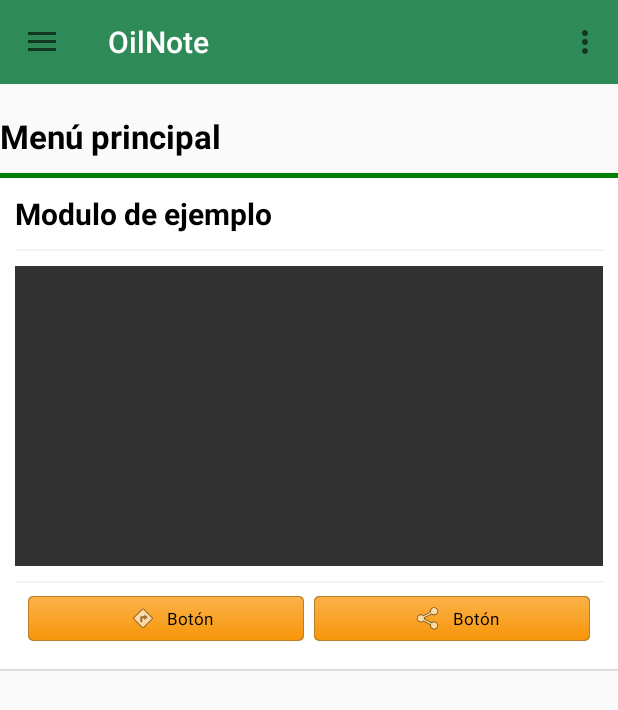
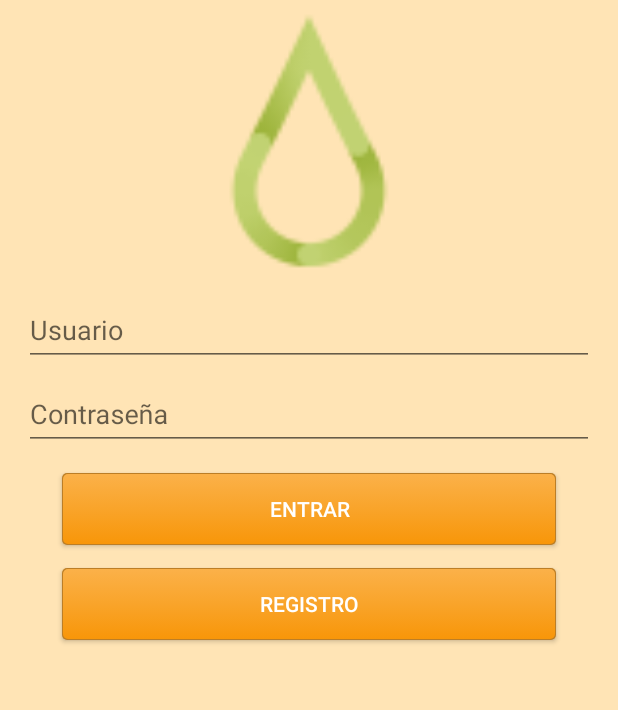
Before and after one commit to raulpmz/OilNote, an Android app: the screen it shows after launch (MainActivity before the commit, LoginActivity after it), on a phone screen of 412 x 824 dp. Shown: the top 710 px of the screen. Run offline under Robolectric (Android 15) with nearby library versions, the phone set to English and light mode, and no system bars.

Commit message:
Cambios:
 -Actividad login

Nuevo:

 -Actividad de registro

```diff
--- a/app/src/main/java/com/example/raul/oilnote/Activitys/LoginActivity.java
+++ b/app/src/main/java/com/example/raul/oilnote/Activitys/LoginActivity.java
@@ -1,15 +1,58 @@
 package com.example.raul.oilnote.Activitys;
 
-import android.support.v7.app.AppCompatActivity;
+import android.content.Intent;
 import android.os.Bundle;
+import android.view.View;
+import android.widget.Button;
+import android.widget.EditText;
 
 import com.example.raul.oilnote.R;
 
-public class LoginActivity extends AppCompatActivity {
+public class LoginActivity extends BaseActivity {
+
+    private Button btn_enter, btn_registration;
+    private EditText et_mail, et_password;
 
     @Override
     protected void onCreate(Bundle savedInstanceState) {
         super.onCreate(savedInstanceState);
         setContentView(R.layout.activity_login);
+
+        // Botones:
+        btn_enter           = (Button) findViewById(R.id.btn_enter);
+        btn_registration    = (Button) findViewById(R.id.btn_registration);
+
+        // EditText:
+        et_mail             = (EditText) findViewById(R.id.et_mail);
+        et_password         = (EditText) findViewById(R.id.et_password);
+
+        // onClick:
+        btn_enter           .setOnClickListener(this);
+        btn_registration    .setOnClickListener(this);
     }
+
+    @Override
+    public void onClick(View v) {
+        super.onClick(v);
+
+        switch (v.getId()){
+
+            // En el caso de la selección del botón entrar abrimos MainActivity:
+            case R.id.btn_enter:
+                startActivity(new Intent(this, MainActivity.class));
+                break;
+
+            // En el caso de la selección del botón registrar abrimos RegistrationActivity:
+            case R.id.btn_registration:
+                startActivity(new Intent(this,RegistrationActivity.class));
+                break;
+        }
+    }
+
+    // Verificamos si el usuario y la contraseña son correctos:
+    public void loginVerification(){
+
+    }
+
+
 }
--- a/app/src/main/res/layout/activity_login.xml
+++ b/app/src/main/res/layout/activity_login.xml
@@ -1,9 +1,108 @@
 <?xml version="1.0" encoding="utf-8"?>
 <LinearLayout xmlns:android="http://schemas.android.com/apk/res/android"
+    tools:context="com.example.raul.oilnote.Activitys.LoginActivity"
     xmlns:app="http://schemas.android.com/apk/res-auto"
     xmlns:tools="http://schemas.android.com/tools"
     android:layout_width="match_parent"
     android:layout_height="match_parent"
-    tools:context="com.example.raul.oilnote.Activitys.LoginActivity">
+    android:orientation="vertical"
+    android:background="@color/Moccasin">
+    <LinearLayout
+        android:focusable="true"
+        android:focusableInTouchMode="true"
+        android:layout_width="0px"
+        android:layout_height="0px" >
+        <requestFocus />
+    </LinearLayout>
+
+    <LinearLayout
+        android:id="@+id/layout_image"
+        android:layout_width="match_parent"
+        android:layout_height="wrap_content"
+        android:layout_weight="0.00"
+        android:orientation="vertical">
+
+        <ImageView
+            android:id="@+id/imageView2"
+            android:layout_width="match_parent"
+            android:layout_height="188dp"
+            app:srcCompat="@mipmap/ic_launcher" />
+    </LinearLayout>
+
+    <LinearLayout
+        android:id="@+id/email_login_form"
+        android:layout_width="match_parent"
+        android:layout_height="wrap_content"
+        android:orientation="vertical"
+        android:paddingLeft="16dp"
+        android:paddingRight="16dp">
+
+        <android.support.design.widget.TextInputLayout
+            android:layout_width="match_parent"
+            android:layout_height="wrap_content">
+
+            <EditText
+                android:id="@+id/et_mail"
+                android:layout_width="match_parent"
+                android:layout_height="wrap_content"
+                android:hint="@string/user"
+                android:inputType="textEmailAddress"
+                android:maxLines="1" />
+
+        </android.support.design.widget.TextInputLayout>
+
+        <android.support.design.widget.TextInputLayout
+            android:layout_width="match_parent"
+            android:layout_height="wrap_content">
+
+            <EditText
+                android:id="@+id/et_password"
+                android:layout_width="match_parent"
+                android:layout_height="wrap_content"
+                android:hint="@string/password"
+                android:imeActionId="@+id/login"
+                android:imeActionLabel="dfsf"
+                android:imeOptions="actionUnspecified"
+                android:inputType="textPassword"
+                android:maxLines="1" />
+
+        </android.support.design.widget.TextInputLayout>
+
+        <LinearLayout
+            android:id="@+id/layout_button"
+            android:layout_width="fill_parent"
+            android:layout_height="wrap_content"
+            android:layout_margin="5dip"
+            android:orientation="vertical">
+
+            <Button
+                android:id="@+id/btn_enter"
+                android:layout_width="match_parent"
+                android:layout_height="wrap_content"
+                android:layout_marginBottom="10dp"
+                android:layout_marginEnd="20dp"
+                android:layout_marginStart="20dp"
+                android:layout_marginTop="10dp"
+                android:layout_weight="1"
+                android:background="@drawable/button_yellow"
+                android:text="@string/btn_enter"
+                android:textColor="@color/White" />
+
+            <Button
+                android:id="@+id/btn_registration"
+                android:layout_width="match_parent"
+                android:layout_height="wrap_content"
+                android:layout_marginBottom="10dp"
+                android:layout_marginEnd="20dp"
+                android:layout_marginStart="20dp"
+                android:layout_marginTop="5dp"
+                android:layout_weight="1"
+                android:background="@drawable/button_yellow"
+                android:text="@string/btn_registration"
+                android:textColor="@color/White" />
+
+        </LinearLayout>
+
+    </LinearLayout>
 
 </LinearLayout>
--- a/app/src/main/res/layout/activity_main.xml
+++ b/app/src/main/res/layout/activity_main.xml
@@ -26,8 +26,7 @@
                 android:layout_height="wrap_content" />
 
             <include
-                layout="@layout/content_main"
-                android:layout_width="match_parent" />
+                layout="@layout/content_main" />
 
         </LinearLayout>
 
--- a/app/src/main/res/layout/content_main.xml
+++ b/app/src/main/res/layout/content_main.xml
@@ -1,7 +1,10 @@
 <?xml version="1.0" encoding="utf-8"?>
 <LinearLayout xmlns:android="http://schemas.android.com/apk/res/android"
-    android:orientation="vertical" android:layout_width="match_parent"
-    android:layout_height="match_parent">
+    android:layout_width="match_parent"
+    android:layout_height="match_parent"
+    android:background="@color/Moccasin"
+    android:orientation="vertical"
+    android:padding="10dp">
 
     <ScrollView
         android:layout_width="match_parent"
@@ -24,7 +27,7 @@
                     android:layout_width="match_parent"
                     android:layout_height="wrap_content"
                     android:layout_marginBottom="10dip"
-                    android:layout_marginTop="20dp"
+                    android:layout_marginTop="5dp"
                     android:text="Menú principal"
                     android:textColor="@color/Black"
                     android:textSize="22dip"
@@ -35,7 +38,6 @@
                 android:id="@+id/bloq_module"
                 android:layout_width="match_parent"
                 android:layout_height="match_parent"
-                android:background="@drawable/customlistminborder"
                 android:orientation="vertical">
 
 
@@ -94,8 +96,9 @@
                             android:layout_height="30dip"
                             android:layout_margin="3dip"
                             android:layout_weight="1"
-                            android:background="@drawable/button_yellow"
+                            android:background="@drawable/button_border_yellow_default"
                             android:clickable="true"
+                            android:elevation="1dp"
                             android:focusable="true"
                             android:gravity="center"
                             android:orientation="horizontal"
@@ -124,6 +127,7 @@
                             android:layout_weight="1"
                             android:background="@drawable/button_border_yellow_default"
                             android:clickable="true"
+                            android:elevation="1dp"
                             android:focusable="true"
                             android:gravity="center"
                             android:orientation="horizontal"
--- a/app/src/main/res/values/colors.xml
+++ b/app/src/main/res/values/colors.xml
@@ -97,7 +97,7 @@
     <color name="BlueViolet">#8a2be2</color>
     <color name="LightSkyBlue">#87CEFA</color>
     <color name="SkyBlue">#87CEEB</color>
-    <color name="Gray">#808080</color>
+    <color name="Gray">#999999</color>
     <color name="Olive">#808000</color>
     <color name="Purple">#800080</color>
     <color name="Maroon">#800000</color>
--- a/app/src/main/res/values/strings.xml
+++ b/app/src/main/res/values/strings.xml
@@ -1,12 +1,19 @@
 <resources>
+    <!--    Base_Activity        -->
     <string name="app_name">Oil Note</string>
     <string name="name">OilNote</string>
     <string name="title_activity_main2">Main2Activity</string>
-
     <string name="navigation_drawer_open">Open navigation drawer</string>
     <string name="navigation_drawer_close">Close navigation drawer</string>
+    <string name="action_settings">Opciones</string>
 
-    <string name="action_settings">Settings</string>
-    <string name="title_activity_navi">NaviActivity</string>
+    <!--    Login_Activity        -->
+    <string name="user">Usuario</string>
+    <string name="password">Contraseña</string>
+    <string name="btn_enter">Entrar</string>
+    <string name="btn_registration">Registro</string>
+
+    <!--    Main_Activity        -->
+
 
 </resources>
```
Also changed, not shown: app/src/main/AndroidManifest.xml (+5 -2 lines), app/src/main/java/com/example/raul/oilnote/Activitys/BaseActivity.java (+22 -13 lines), app/src/main/java/com/example/raul/oilnote/Activitys/RegistrationActivity.java (added, +15 -0 lines), app/src/main/res/layout/activity_registration.xml (added, +11 -0 lines), app/src/main/ic_launcher-web.png (added), app/src/main/res/mipmap-hdpi/ic_launcher.png, app/src/main/res/mipmap-mdpi/ic_launcher.png, app/src/main/res/mipmap-xhdpi/ic_launcher.png, app/src/main/res/mipmap-xxhdpi/ic_launcher.png, app/src/main/res/mipmap-xxxhdpi/ic_launcher.png.
